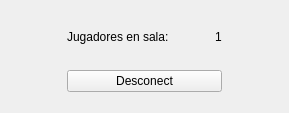
fedefunes96/worms, file Escenario/GameWindow/waitRoom.ui: the form before one commit.
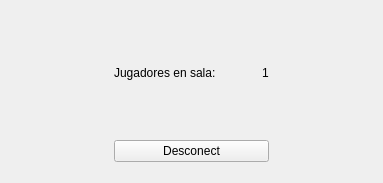
The form after the commit.

The edit to the form file:
```diff
--- a/Escenario/GameWindow/waitRoom.ui
+++ b/Escenario/GameWindow/waitRoom.ui
@@ -6,8 +6,8 @@
    <rect>
     <x>0</x>
     <y>0</y>
-    <width>289</width>
-    <height>113</height>
+    <width>383</width>
+    <height>183</height>
    </rect>
   </property>
   <property name="windowTitle">
```
Left out of the diff: 12 changed lines with no effect on the pictures.
